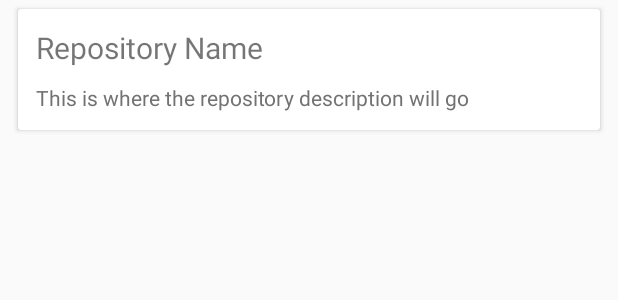
After one commit to Jacksgong/grpc-android-kotlin, an Android app: the layout item_conversation.xml on its own in the app's theme, with its tools: preview values and no code run, on a phone screen of 412 x 824 dp. The commit adds this screen. Shown: the top 300 px of the screen. Run offline under Robolectric (Android 15) with nearby library versions, the phone set to English and light mode, and no system bars.

Commit message:
feat: add conversation page and adapt the basic api

```diff
--- a/client-android/app/build.gradle
+++ b/client-android/app/build.gradle
@@ -64,6 +64,7 @@ dependencies {
     compile 'io.grpc:grpc-stub:1.1.2'
     compile 'javax.annotation:javax.annotation-api:1.2'
     compile 'com.android.support.constraint:constraint-layout:1.0.0-beta4'
+    compile 'com.android.support:cardview-v7:25.2.0'
 
     compile 'io.reactivex:rxkotlin:1.0.0-RC2'
 }
--- a/client-android/app/src/main/AndroidManifest.xml
+++ b/client-android/app/src/main/AndroidManifest.xml
@@ -26,6 +26,7 @@
         </activity>
         <activity android:name=".activity.LoginActivity"/>
         <activity android:name=".activity.InitialActivity"/>
+        <activity android:name=".activity.ConversationActivity"/>
     </application>
 
 </manifest>
--- a/client-android/app/src/main/kotlin/cn/dreamtobe/grpc/client/activity/InitialActivity.kt
+++ b/client-android/app/src/main/kotlin/cn/dreamtobe/grpc/client/activity/InitialActivity.kt
@@ -33,5 +33,6 @@ class InitialActivity : AppCompatActivity() {
         ServerApi.port = portEdt.text.toString().toInt()
 
         startActivity(Intent(this, LoginActivity::class.java))
+        finish()
     }
 }
--- a/client-android/app/src/main/kotlin/cn/dreamtobe/grpc/client/activity/LaunchActivity.kt
+++ b/client-android/app/src/main/kotlin/cn/dreamtobe/grpc/client/activity/LaunchActivity.kt
@@ -3,13 +3,12 @@ package cn.dreamtobe.grpc.client.activity
 import android.content.Intent
 import android.os.Bundle
 import android.support.v7.app.AppCompatActivity
-import cn.dreamtobe.grpc.client.R
 
 class LaunchActivity : AppCompatActivity() {
 
     override fun onCreate(savedInstanceState: Bundle?) {
         super.onCreate(savedInstanceState)
-        setContentView(R.layout.activity_launch)
         startActivity(Intent(this, InitialActivity::class.java))
+        finish()
    }
 }
--- a/client-android/app/src/main/kotlin/cn/dreamtobe/grpc/client/activity/LoginActivity.kt
+++ b/client-android/app/src/main/kotlin/cn/dreamtobe/grpc/client/activity/LoginActivity.kt
@@ -6,6 +6,7 @@ import android.animation.AnimatorListenerAdapter
 import android.annotation.TargetApi
 import android.app.LoaderManager.LoaderCallbacks
 import android.content.CursorLoader
+import android.content.Intent
 import android.content.Loader
 import android.content.pm.PackageManager
 import android.database.Cursor
@@ -155,6 +156,10 @@ class LoginActivity : AppCompatActivity(), LoaderCallbacks<Cursor> {
                             { response ->
                                 showProgress(false)
                                 Snackbar.make(mLoginFormView, "finish login: ${response.loggedIn} & performed register: ${response.performedRegister}", Snackbar.LENGTH_LONG).show()
+                                if (response.loggedIn) {
+                                    startActivity(Intent(this, ConversationActivity::class.java))
+                                    finish()
+                                }
                             },
 
                             { e ->
--- /dev/null
+++ b/client-android/app/src/main/res/layout/item_conversation.xml
@@ -0,0 +1,47 @@
+<?xml version="1.0" encoding="utf-8"?>
+<android.support.v7.widget.CardView xmlns:android="http://schemas.android.com/apk/res/android"
+                                    xmlns:card_view="http://schemas.android.com/apk/res-auto"
+                                    xmlns:tools="http://schemas.android.com/tools"
+                                    android:id="@+id/card_view"
+                                    android:layout_width="match_parent"
+                                    android:layout_height="wrap_content"
+                                    android:layout_marginBottom="@dimen/vertical_margin_half"
+                                    android:layout_marginLeft="@dimen/vertical_margin"
+                                    android:layout_marginRight="@dimen/vertical_margin"
+                                    android:layout_marginTop="@dimen/vertical_margin_half"
+                                    card_view:cardCornerRadius="2dp">
+
+    <LinearLayout
+        android:id="@+id/content_layout"
+        android:layout_width="match_parent"
+        android:layout_height="match_parent"
+        android:background="?attr/selectableItemBackground"
+        android:orientation="vertical">
+
+        <TextView
+            android:id="@+id/title_tv"
+            android:layout_width="match_parent"
+            android:layout_height="wrap_content"
+            android:ellipsize="end"
+            android:maxLines="1"
+            android:paddingLeft="12dp"
+            android:paddingRight="12dp"
+            android:paddingTop="12dp"
+            android:textSize="20sp"
+            tools:text="Repository Name"/>
+
+        <TextView
+            android:id="@+id/desc_tv"
+            android:layout_width="match_parent"
+            android:layout_height="wrap_content"
+            android:paddingBottom="12dp"
+            android:paddingLeft="12dp"
+            android:paddingRight="12dp"
+            android:paddingTop="10dp"
+            android:textColor="@color/secondary_text"
+            android:textSize="14sp"
+            tools:text="This is where the repository description will go"/>
+
+    </LinearLayout>
+
+</android.support.v7.widget.CardView>
--- a/client-android/app/src/main/res/values/colors.xml
+++ b/client-android/app/src/main/res/values/colors.xml
@@ -3,4 +3,6 @@
     <color name="colorPrimary">#3F51B5</color>
     <color name="colorPrimaryDark">#303F9F</color>
     <color name="colorAccent">#FF4081</color>
+    <color name="secondary_text">#727272</color>
+    <color name="light_background">#e1e1e1</color>
 </resources>
--- a/client-android/app/src/main/res/values/dimens.xml
+++ b/client-android/app/src/main/res/values/dimens.xml
@@ -2,4 +2,9 @@
     <!-- Default screen margins, per the Android Design guidelines. -->
     <dimen name="activity_horizontal_margin">16dp</dimen>
     <dimen name="activity_vertical_margin">16dp</dimen>
+
+    <dimen name="horizontal_margin">12dp</dimen>
+    <dimen name="vertical_margin">12dp</dimen>
+    <dimen name="horizontal_margin_half">6dp</dimen>
+    <dimen name="vertical_margin_half">6dp</dimen>
 </resources>
--- a/client-android/app/src/main/res/values/styles.xml
+++ b/client-android/app/src/main/res/values/styles.xml
@@ -6,6 +6,7 @@
         <item name="colorPrimary">@color/colorPrimary</item>
         <item name="colorPrimaryDark">@color/colorPrimaryDark</item>
         <item name="colorAccent">@color/colorAccent</item>
+        <item name="background">@color/light_background</item>
     </style>
 
 </resources>
```
Also changed, not shown: client-android/app/src/main/kotlin/cn/dreamtobe/grpc/client/activity/ConversationActivity.kt (added, +91 -0 lines), client-android/app/src/main/kotlin/cn/dreamtobe/grpc/client/adapter/ConversationListAdapter.kt (added, +51 -0 lines), client-android/app/src/main/kotlin/cn/dreamtobe/grpc/client/logic/ServerApi.kt (+5 -3 lines), client-android/app/src/main/kotlin/cn/dreamtobe/grpc/client/presenter/ConversationPresenter.kt (added, +56 -0 lines), client-android/app/src/main/kotlin/cn/dreamtobe/grpc/client/presenter/Presenter.kt (added, +9 -0 lines), client-android/app/src/main/kotlin/cn/dreamtobe/grpc/client/view/ConversationMvpView.kt (added, +13 -0 lines), client-android/app/src/main/res/layout/activity_conversation.xml (added, +58 -0 lines), client-android/app/src/main/res/layout/activity_launch.xml (deleted, +0 -10 lines).
